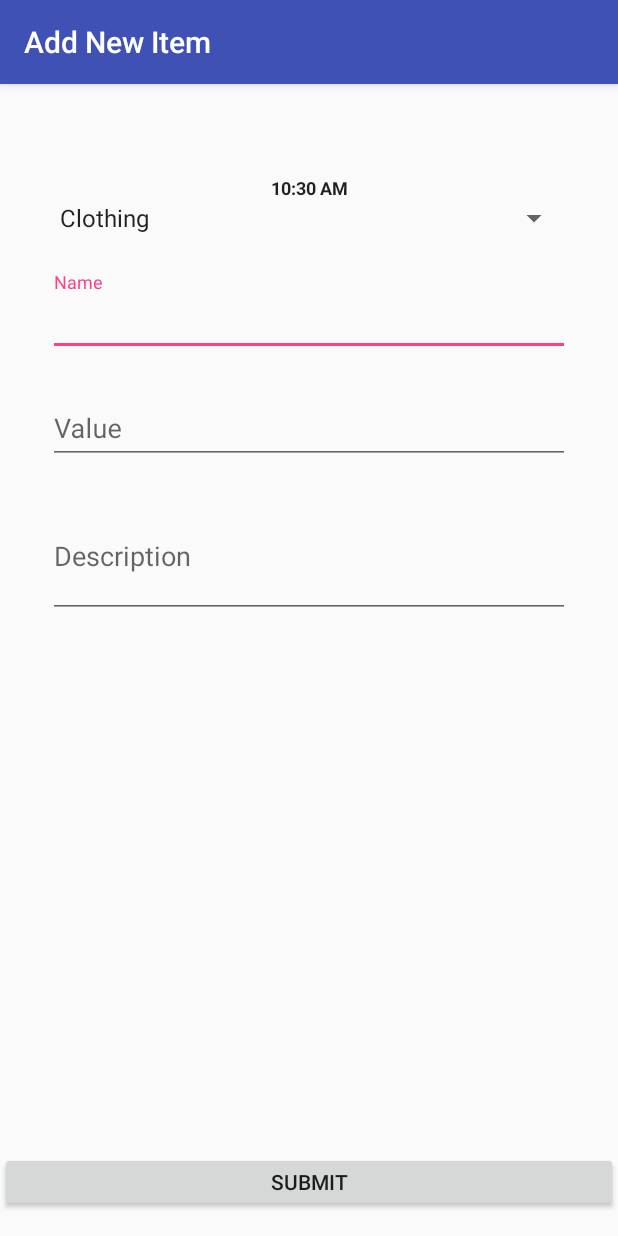
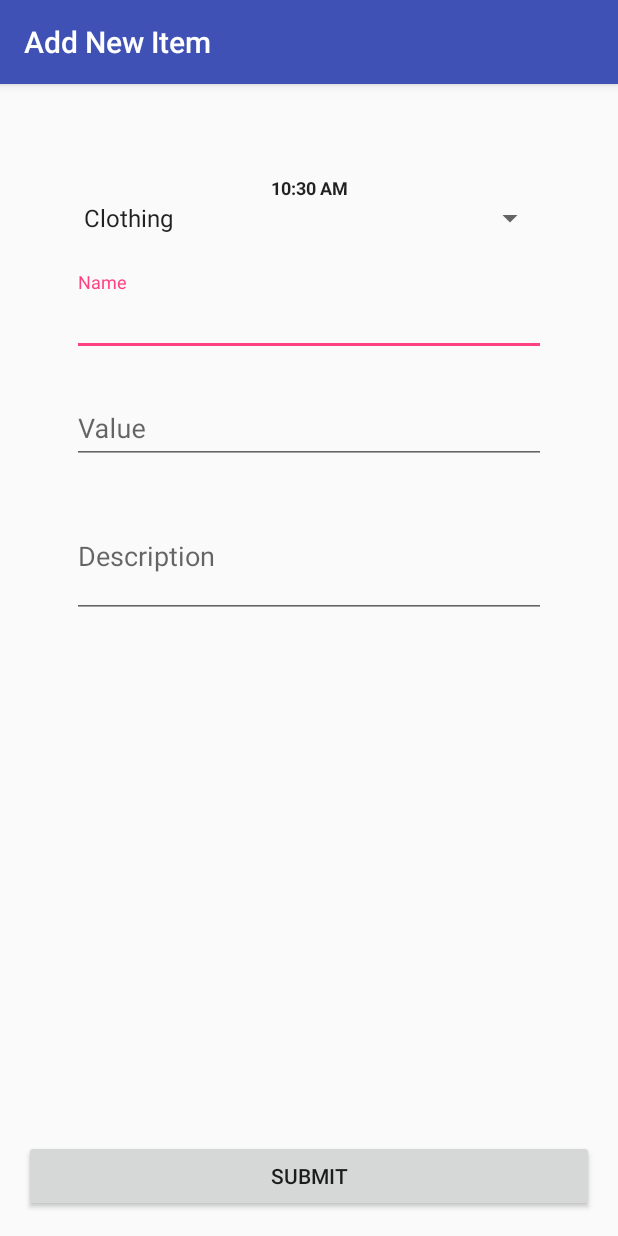
Before and after one commit to team-splash/cs-2340, an Android app: the AddItemActivity screen opened directly, with no data from a screen before it, on a phone screen of 412 x 824 dp. Run offline under Robolectric (Android 15) with nearby library versions, the phone set to English and light mode, and no system bars; 1 statement that could not run was skipped.

Commit message:
More updates

```diff
--- a/donationTracker/app/src/main/java/com/example/teamsplash/donationtracker/controller/AddItemActivity.java
+++ b/donationTracker/app/src/main/java/com/example/teamsplash/donationtracker/controller/AddItemActivity.java
@@ -38,7 +38,8 @@ public class AddItemActivity extends AppCompatActivity implements View.OnClickLi
     protected void onCreate(Bundle savedInstanceState) {
         super.onCreate(savedInstanceState);
         setContentView(R.layout.add_item_activity);
-        loc = Locations.getInstance().getCurrentLocation();
+
+        loc = (Location) getIntent().getSerializableExtra("LOCATION");
         currLoc = findViewById(R.id.location_name);
         currLoc.setText(loc.getName());
 
@@ -53,7 +54,6 @@ public class AddItemActivity extends AppCompatActivity implements View.OnClickLi
 
     public void onClick(View v) {
         if (v.getId() == R.id.addItemBtn) {
-            Items items = Items.getInstance();
 
             clock = findViewById(R.id.textClock);
             desc = findViewById(R.id.shortDescription);
@@ -66,8 +66,8 @@ public class AddItemActivity extends AppCompatActivity implements View.OnClickLi
             double val = Double.parseDouble(value.getText().toString());
             ItemType itemtype = (ItemType) category.getSelectedItem();
 
-            Location currLocation = Locations.getInstance().getCurrentLocation();
-            Item newItem = new Item(time, currLocation, name, description, val, itemtype);
+            Item newItem = new Item(time, loc, name, description, val, itemtype);
+            Items items = Items.getInstance();
 
             if(items.contains(newItem)) {
                 Toast.makeText(this.getBaseContext(), "Item already exists",
--- a/donationTracker/app/src/main/java/com/example/teamsplash/donationtracker/controller/ItemFragment.java
+++ b/donationTracker/app/src/main/java/com/example/teamsplash/donationtracker/controller/ItemFragment.java
@@ -27,7 +27,7 @@ public class ItemFragment extends Fragment {
 
         View fragment = inflater.inflate(R.layout.item_list, container, false);
 
-        Location location = Locations.getInstance().getCurrentLocation();
+        Location location = (Location) getArguments().getSerializable("LOCATION");
         final List<Item> itemsList = Items.getInstance().getLocItems(location);
 
         ItemsList listAdapter = new ItemsList(inflater, itemsList);
--- a/donationTracker/app/src/main/java/com/example/teamsplash/donationtracker/controller/LocationDetail.java
+++ b/donationTracker/app/src/main/java/com/example/teamsplash/donationtracker/controller/LocationDetail.java
@@ -8,9 +8,12 @@ import android.support.v7.widget.Toolbar;
 import android.view.View;
 import android.widget.TextView;
 
+import com.example.teamsplash.donationtracker.model.Items;
 import com.example.teamsplash.donationtracker.model.Location;
 import com.example.teamsplash.donationtracker.R;
 import com.example.teamsplash.donationtracker.model.Locations;
+
+import org.w3c.dom.Text;
 
 public class LocationDetail extends AppCompatActivity {
     private Location location;
@@ -28,8 +31,6 @@ public class LocationDetail extends AppCompatActivity {
 
         setSupportActionBar(toolbar);
         getSupportActionBar().setDisplayHomeAsUpEnabled(true);
-
-        Locations.getInstance().setCurrentLocation(location);
 
         final String type = location.getLocationType();
         final String longitude = Double.toString(location.getLongitude());
@@ -55,7 +56,6 @@ public class LocationDetail extends AppCompatActivity {
         loctype.setText(type);
 
         FloatingActionButton addItemButton = findViewById(R.id.addButton);
-
         addItemButton.setOnClickListener(new View.OnClickListener() {
             @Override
             public void onClick(View v) {
--- a/donationTracker/app/src/main/java/com/example/teamsplash/donationtracker/model/Items.java
+++ b/donationTracker/app/src/main/java/com/example/teamsplash/donationtracker/model/Items.java
@@ -1,4 +1,6 @@
 package com.example.teamsplash.donationtracker.model;
+
+import android.util.Log;
 
 import java.io.Serializable;
 import java.lang.reflect.Array;
@@ -12,6 +14,7 @@ public class Items implements Serializable {
         return _instance;
     }
     private ArrayList<Item> ItemData;
+    public static int numItems;
 
     private Items() {
         ItemData = new ArrayList<>();
@@ -50,4 +53,6 @@ public class Items implements Serializable {
         }
         return str;
     }
+
+    public int getNumItems() { return numItems; }
 }
--- a/donationTracker/app/src/main/java/com/example/teamsplash/donationtracker/model/Locations.java
+++ b/donationTracker/app/src/main/java/com/example/teamsplash/donationtracker/model/Locations.java
@@ -10,7 +10,6 @@ public class Locations implements Serializable {
     private static final Locations _instance = new Locations();
     public static Locations getInstance() { return _instance; }
     private List<Location> locations;
-    public Location currLocation;
     private Locations() {
         locations = new ArrayList<>();
     }
@@ -78,12 +77,4 @@ public class Locations implements Serializable {
             this.add(location);
         }
     }
-
-    // Getter and setter for current location
-    public Location getCurrentLocation() {
-        return currLocation;
-    }
-    public void setCurrentLocation(Location location) {
-        currLocation = location;
-    }
 }
--- a/donationTracker/app/src/main/res/layout/add_item_activity.xml
+++ b/donationTracker/app/src/main/res/layout/add_item_activity.xml
@@ -4,16 +4,14 @@
     xmlns:tools="http://schemas.android.com/tools"
     android:layout_width="match_parent"
     android:layout_height="match_parent"
+    android:layout_marginHorizontal="@dimen/activity_margin"
     tools:context=".controller.AddItemActivity">
 
     <ScrollView
         android:id="@+id/login_form"
         android:layout_width="match_parent"
-        android:layout_height="match_parent"
-        android:isScrollContainer="true"
-        android:orientation="vertical"
-        tools:layout_editor_absoluteX="0dp"
-        tools:layout_editor_absoluteY="140dp"
+        android:layout_height="0dp"
+        android:layout_weight="1"
         app:layout_constraintBottom_toTopOf="@+id/addItemBtn"
         app:layout_constraintTop_toTopOf="parent">
 
@@ -97,11 +95,13 @@
             </android.support.design.widget.TextInputLayout>
         </LinearLayout>
     </ScrollView>
+
     <Button
         android:id="@+id/addItemBtn"
         android:layout_width="match_parent"
-        android:layout_height="40dp"
+        android:layout_height="wrap_content"
         android:layout_marginBottom="16dp"
+        android:onClick="onClick"
         android:text="@string/submit"
         app:layout_constraintBottom_toBottomOf="parent" />
 
--- a/donationTracker/app/src/main/res/layout/location_detail_content.xml
+++ b/donationTracker/app/src/main/res/layout/location_detail_content.xml
@@ -19,7 +19,7 @@
             android:layout_height="wrap_content"
             android:textAppearance="@style/TextAppearance.AppCompat.Medium" />
         <TextView
-            android:id="@+id/textView11"
+            android:id="@+id/numInventory"
             android:layout_width="match_parent"
             android:layout_height="wrap_content" />
         <TextView
```
Also changed, not shown: donationTracker/app/src/main/java/com/example/teamsplash/donationtracker/model/Location.java (+0 -26 lines), donationTracker/app/src/main/res/layout/item_detail_activity.xml (+7 -5 lines).
